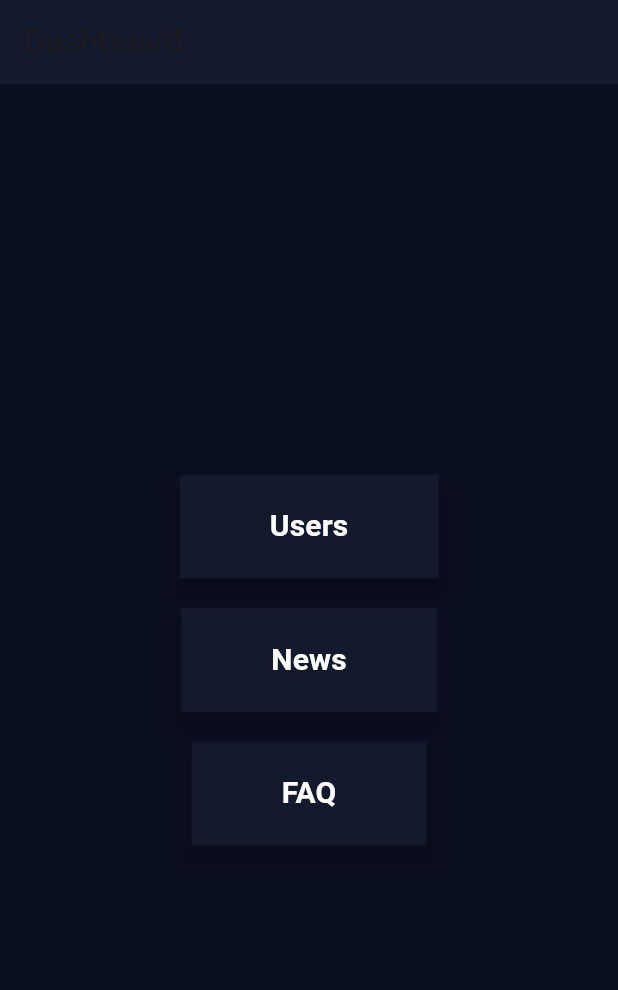
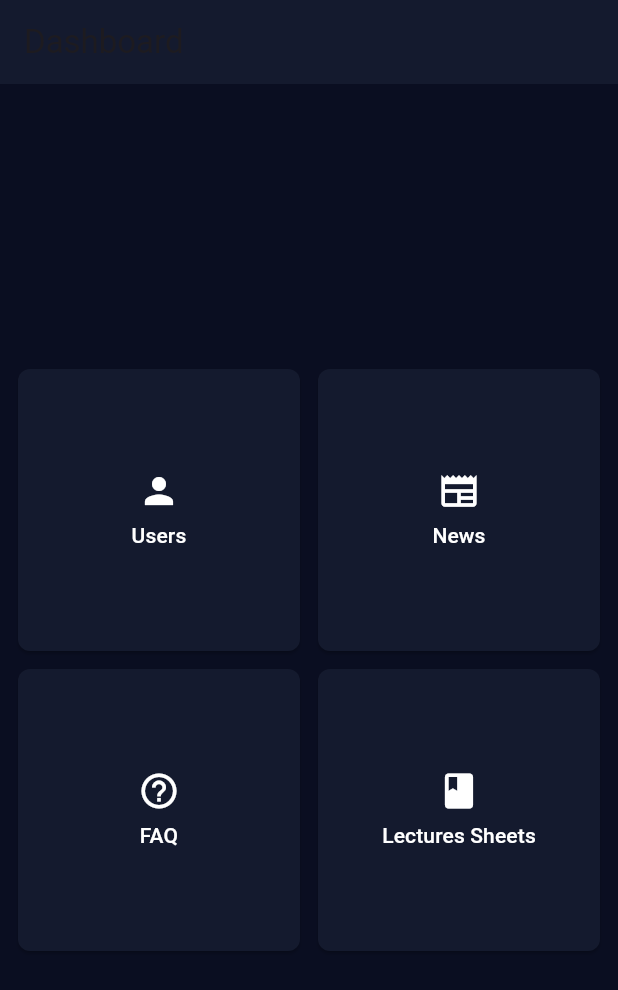
Before and after one commit to shegzibar/Futurex_dashboard, a Flutter app: the screen it shows after launch, on a phone screen of 412 x 824 dp. Shown: the top 990 px of the screen. Run offline on Flutter 3.47's test engine with Material 3 defaults, Android fonts, the phone set to English and light mode, and no system bars; our stand-ins replace cloud_firestore, firebase_core; accounts and stored records are empty.

Commit message:
added faqs

```diff
--- a/lib/Screens/Home.dart
+++ b/lib/Screens/Home.dart
@@ -1,7 +1,8 @@
 import 'package:flutter/material.dart';
+import 'package:futuerx_dashboard/Screens/Faqs.dart';
 import 'package:futuerx_dashboard/Screens/News.dart';
 import 'package:futuerx_dashboard/Screens/Users.dart';
- // Import the FAQ page
+// Import the FAQ and Lectures pages
 
 class Dashboard extends StatelessWidget {
   @override
@@ -13,11 +14,17 @@ class Dashboard extends StatelessWidget {
         backgroundColor: const Color(0xFF141A2E),
       ),
       body: Center(
-        child: Column(
-          mainAxisAlignment: MainAxisAlignment.center,
+        child: Padding(
+          padding: const EdgeInsets.all(12.0),
+          child: GridView.count(
+            crossAxisCount: 2, // Two buttons per row
+            mainAxisSpacing: 12,
+            crossAxisSpacing: 12,
+            shrinkWrap: true,
             children: [
               // Users Button
-            ThemeButton(
+              DashboardButton(
+                icon: Icons.person,
                 label: 'Users',
                 onPressed: () {
                   Navigator.push(
@@ -26,10 +33,10 @@ class Dashboard extends StatelessWidget {
                   );
                 },
               ),
-            const SizedBox(height: 20),
 
               // News Button
-            ThemeButton(
+              DashboardButton(
+                icon: Icons.newspaper,
                 label: 'News',
                 onPressed: () {
                   Navigator.push(
@@ -38,58 +45,85 @@ class Dashboard extends StatelessWidget {
                   );
                 },
               ),
-            const SizedBox(height: 20),
 
               // FAQ Button
-            ThemeButton(
+              DashboardButton(
+                icon: Icons.help_outline,
                 label: 'FAQ',
                 onPressed: () {
+
+                  Navigator.push(
+                    context,
+                    MaterialPageRoute(builder: (context) => FAQs()),
+                  );
+                },
+              ),
+
+              // Lectures Button
+              DashboardButton(
+                icon: Icons.book,
+                label: 'Lectures Sheets',
+                onPressed: () {
+                  // Navigate to Lectures Page
                   // Navigator.push(
                   //   context,
-                //   MaterialPageRoute(builder: (context) => FAQPage()), // Define your FAQPage class separately
+                  //   MaterialPageRoute(builder: (context) => LecturesPage()),
                   // );
                 },
               ),
             ],
           ),
         ),
+      ),
     );
   }
 }
 
-// Reusable ThemeButton widget
-class ThemeButton extends StatelessWidget {
+// Reusable DashboardButton widget with icons, optimized for smaller size
+class DashboardButton extends StatelessWidget {
+  final IconData icon;
   final String label;
   final VoidCallback onPressed;
 
-  const ThemeButton({required this.label, required this.onPressed});
+  const DashboardButton({
+    required this.icon,
+    required this.label,
+    required this.onPressed,
+  });
 
   @override
   Widget build(BuildContext context) {
     return ElevatedButton(
       onPressed: onPressed,
       style: ElevatedButton.styleFrom(
-        padding: const EdgeInsets.symmetric(horizontal: 60, vertical: 20),
         backgroundColor: const Color(0xFF141A2E),
+        padding: const EdgeInsets.all(12), // Reduced padding for compact size
         shape: RoundedRectangleBorder(
-          borderRadius: BorderRadius.zero, // No rounded corners
+          borderRadius: BorderRadius.circular(8), // Slightly rounded corners
         ),
-        elevation: 5, // Adds a subtle shadow for depth
       ).copyWith(
         backgroundColor: MaterialStateProperty.resolveWith((states) {
           if (states.contains(MaterialState.pressed)) {
-            return const Color(0xFF1F2A45); // Slightly darker when pressed
+            return const Color(0xFF1F2A45);
           }
           return const Color(0xFF141A2E);
         }),
       ),
-      child: Text(
+      child: Column(
+        mainAxisAlignment: MainAxisAlignment.center,
+        children: [
+          Icon(icon, color: Colors.white, size: 28), // Smaller icon size
+          const SizedBox(height: 6), // Reduced spacing
+          Text(
             label,
+            textAlign: TextAlign.center,
             style: const TextStyle(
               color: Colors.white,
-          fontSize: 20,
-          fontWeight: FontWeight.bold,
+              fontSize: 14, // Smaller font size
+              fontWeight: FontWeight.w500,
             ),
+          ),
+        ],
       ),
     );
   }
```
Also changed, not shown: lib/Screens/Faqs.dart (added, +183 -0 lines), lib/Screens/sheets.dart (added). Lines whose indentation alone changed are shown as unchanged.
